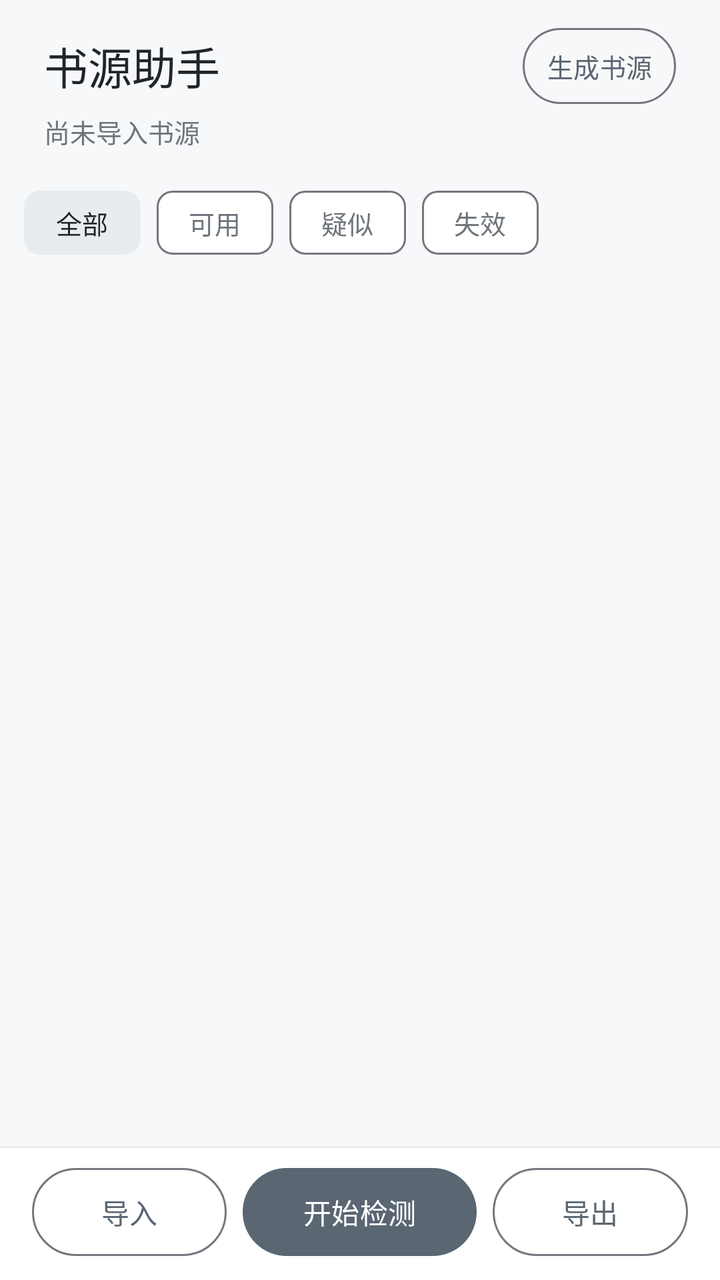
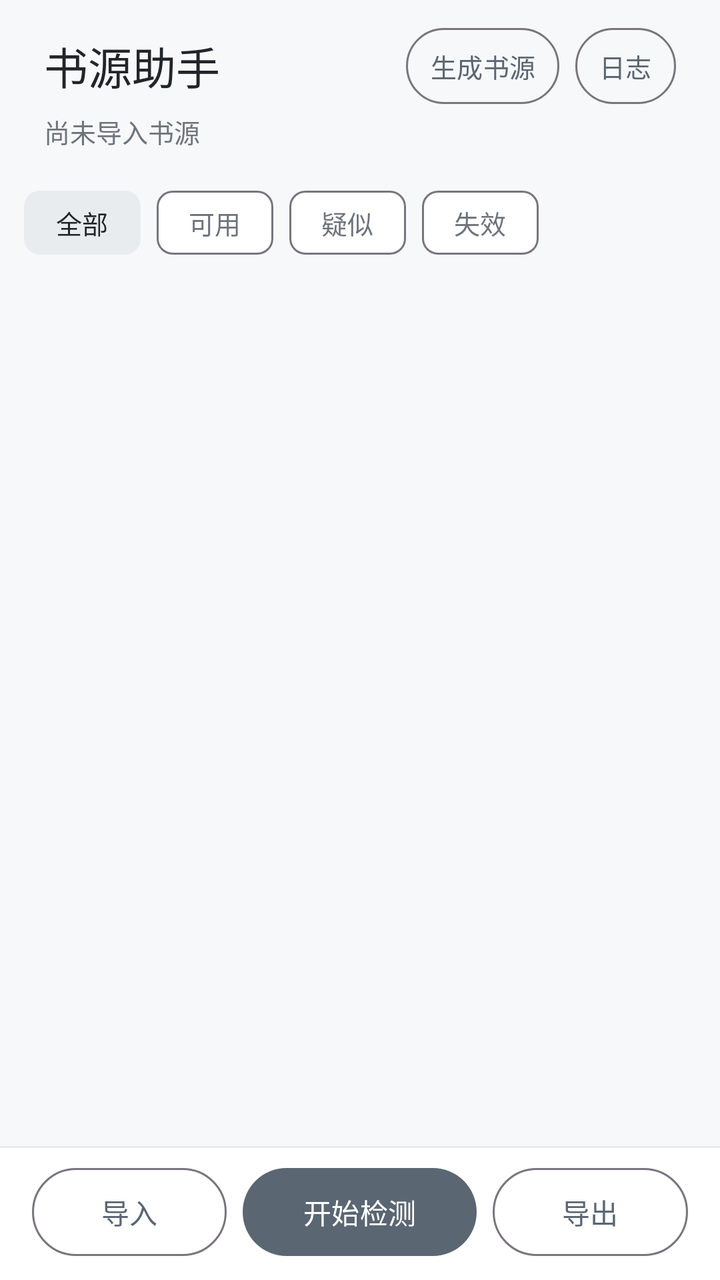

The first picture is an Android layout as it rendered before a commit; the second is the same layout after the commit. The layout source and the unified diff follow.
<!-- AndroidManifest.xml: application theme Theme.ShuyuanHelper -->
<!-- res/layout/activity_main.xml -->
<?xml version="1.0" encoding="utf-8"?>
<LinearLayout xmlns:android="http://schemas.android.com/apk/res/android"
    xmlns:app="http://schemas.android.com/apk/res-auto"
    android:layout_width="match_parent"
    android:layout_height="match_parent"
    android:background="@color/bg_window"
    android:fitsSystemWindows="true"
    android:orientation="vertical">

    <LinearLayout
        android:layout_width="match_parent"
        android:layout_height="wrap_content"
        android:orientation="vertical"
        android:paddingStart="22dp"
        android:paddingTop="14dp"
        android:paddingEnd="22dp"
        android:paddingBottom="2dp">

        <LinearLayout
            android:layout_width="match_parent"
            android:layout_height="wrap_content"
            android:gravity="center_vertical"
            android:orientation="horizontal">

            <TextView
                android:id="@+id/tvTitle"
                android:layout_width="0dp"
                android:layout_height="wrap_content"
                android:layout_weight="1"
                android:text="@string/app_name"
                android:textColor="@color/text_primary"
                android:textSize="22sp" />

            <com.google.android.material.button.MaterialButton
                android:id="@+id/btnOpenGenerator"
                style="@style/Widget.Material3.Button.OutlinedButton"
                android:layout_width="wrap_content"
                android:layout_height="38dp"
                android:insetTop="0dp"
                android:insetBottom="0dp"
                android:minWidth="0dp"
                android:paddingStart="12dp"
                android:paddingEnd="12dp"
                android:text="@string/open_generator"
                android:textSize="13sp" />
        </LinearLayout>

        <TextView
            android:id="@+id/tvSummary"
            android:layout_width="match_parent"
            android:layout_height="wrap_content"
            android:layout_marginTop="4dp"
            android:text="尚未导入书源"
            android:textColor="@color/text_secondary"
            android:textSize="13sp" />
    </LinearLayout>

    <TextView
        android:id="@+id/tvStats"
        android:layout_width="match_parent"
        android:layout_height="wrap_content"
        android:paddingStart="22dp"
        android:paddingTop="6dp"
        android:paddingEnd="22dp"
        android:textColor="@color/text_secondary"
        android:textSize="13sp"
        android:visibility="gone" />

    <ProgressBar
        android:id="@+id/progressBar"
        style="@android:style/Widget.ProgressBar.Horizontal"
        android:layout_width="match_parent"
        android:layout_height="3dp"
        android:layout_marginStart="22dp"
        android:layout_marginTop="8dp"
        android:layout_marginEnd="22dp"
        android:max="100"
        android:progress="0"
        android:progressTint="@color/brand_primary"
        android:visibility="gone" />

    <com.google.android.material.chip.ChipGroup
        android:id="@+id/chipFilter"
        android:layout_width="wrap_content"
        android:layout_height="wrap_content"
        android:layout_marginStart="12dp"
        android:layout_marginTop="10dp"
        android:layout_marginEnd="12dp"
        android:paddingBottom="2dp"
        app:checkedChip="@id/btnFilterAll"
        app:selectionRequired="true"
        app:singleLine="true"
        app:singleSelection="true">

        <com.google.android.material.chip.Chip
            android:id="@+id/btnFilterAll"
            style="@style/Widget.Material3.Chip.Filter"
            android:layout_width="wrap_content"
            android:layout_height="wrap_content"
            android:text="@string/filter_all"
            android:textSize="13sp"
            app:checkedIconVisible="false"
            app:chipMinHeight="32dp" />

        <com.google.android.material.chip.Chip
            android:id="@+id/btnFilterOk"
            style="@style/Widget.Material3.Chip.Filter"
            android:layout_width="wrap_content"
            android:layout_height="wrap_content"
            android:text="@string/filter_ok"
            android:textSize="13sp"
            app:checkedIconVisible="false"
            app:chipMinHeight="32dp" />

        <com.google.android.material.chip.Chip
            android:id="@+id/btnFilterUncertain"
            style="@style/Widget.Material3.Chip.Filter"
            android:layout_width="wrap_content"
            android:layout_height="wrap_content"
            android:text="@string/filter_uncertain"
            android:textSize="13sp"
            app:checkedIconVisible="false"
            app:chipMinHeight="32dp" />

        <com.google.android.material.chip.Chip
            android:id="@+id/btnFilterDead"
            style="@style/Widget.Material3.Chip.Filter"
            android:layout_width="wrap_content"
            android:layout_height="wrap_content"
            android:text="@string/filter_dead"
            android:textSize="13sp"
            app:checkedIconVisible="false"
            app:chipMinHeight="32dp" />
    </com.google.android.material.chip.ChipGroup>

    <androidx.recyclerview.widget.RecyclerView
        android:id="@+id/rvSources"
        android:layout_width="match_parent"
        android:layout_height="0dp"
        android:layout_weight="1"
        android:clipToPadding="false"
        android:paddingTop="4dp"
        android:paddingBottom="10dp"
        android:scrollbars="none" />

    <View
        android:layout_width="match_parent"
        android:layout_height="1dp"
        android:background="@color/divider" />

    <LinearLayout
        android:layout_width="match_parent"
        android:layout_height="wrap_content"
        android:background="@color/surface"
        android:orientation="horizontal"
        android:paddingStart="16dp"
        android:paddingTop="10dp"
        android:paddingEnd="16dp"
        android:paddingBottom="12dp">

        <com.google.android.material.button.MaterialButton
            android:id="@+id/btnImport"
            style="@style/Widget.Material3.Button.OutlinedButton"
            android:layout_width="0dp"
            android:layout_height="44dp"
            android:layout_marginEnd="8dp"
            android:layout_weight="1"
            android:insetTop="0dp"
            android:insetBottom="0dp"
            android:text="@string/action_import" />

        <com.google.android.material.button.MaterialButton
            android:id="@+id/btnStart"
            style="@style/Widget.Material3.Button"
            android:layout_width="0dp"
            android:layout_height="44dp"
            android:layout_marginEnd="8dp"
            android:layout_weight="1.2"
            android:insetTop="0dp"
            android:insetBottom="0dp"
            android:text="@string/start_check" />

        <com.google.android.material.button.MaterialButton
            android:id="@+id/btnExport"
            style="@style/Widget.Material3.Button.OutlinedButton"
            android:layout_width="0dp"
            android:layout_height="44dp"
            android:layout_weight="1"
            android:insetTop="0dp"
            android:insetBottom="0dp"
            android:text="@string/export" />
    </LinearLayout>
</LinearLayout>
<!-- resources referenced by this layout -->
<resources>
  <color name="bg_window">#F7F8F9</color>
  <color name="brand_primary">#5A6672</color>
  <color name="divider">#E9EBED</color>
  <color name="surface">#FFFFFF</color>
  <color name="text_primary">#212529</color>
  <color name="text_secondary">#6E747B</color>
  <string name="action_import">导入</string>
  <string name="app_name">书源助手</string>
  <string name="export">导出</string>
  <string name="filter_all">全部</string>
  <string name="filter_dead">失效</string>
  <string name="filter_ok">可用</string>
  <string name="filter_uncertain">疑似</string>
  <string name="open_generator">生成书源</string>
  <string name="start_check">开始检测</string>
  <style name="Theme.ShuyuanHelper" parent="Theme.Material3.Light.NoActionBar">
          <item name="colorPrimary">@color/brand_primary</item>
          <item name="colorPrimaryDark">@color/brand_dark</item>
          <item name="colorPrimaryVariant">@color/brand_dark</item>
          <item name="colorOnPrimary">#FFFFFF</item>
          <item name="colorSecondary">@color/brand_primary</item>
          <item name="colorPrimaryContainer">@color/brand_light</item>
          <item name="colorOnPrimaryContainer">@color/text_primary</item>
          <item name="colorSecondaryContainer">@color/brand_light</item>
          <item name="colorOnSecondaryContainer">@color/text_primary</item>
          <item name="colorSurface">@color/surface</item>
          <item name="colorOnSurface">@color/text_primary</item>
          <item name="colorOnSurfaceVariant">@color/text_secondary</item>
          <item name="android:windowBackground">@color/bg_window</item>
          <item name="android:statusBarColor">@color/bg_window</item>
          <item name="android:windowLightStatusBar">true</item>
          <item name="android:fontFamily">sans-serif</item>
      </style>
  <color name="brand_dark">#414B54</color>
  <color name="brand_light">#E9ECEF</color>
</resources>

<!-- the commit's change to res/layout/activity_main.xml (unified diff, before → after) -->
@@ -43,6 +43,20 @@
                 android:paddingEnd="12dp"
                 android:text="@string/open_generator"
                 android:textSize="13sp" />
+
+            <com.google.android.material.button.MaterialButton
+                android:id="@+id/btnOpenLog"
+                style="@style/Widget.Material3.Button.OutlinedButton"
+                android:layout_width="wrap_content"
+                android:layout_height="38dp"
+                android:layout_marginStart="8dp"
+                android:insetTop="0dp"
+                android:insetBottom="0dp"
+                android:minWidth="0dp"
+                android:paddingStart="12dp"
+                android:paddingEnd="12dp"
+                android:text="@string/open_log"
+                android:textSize="13sp" />
         </LinearLayout>
 
         <TextView
<!-- resource entries referenced after the edit -->
@@ -14,6 +14,7 @@
   <string name="filter_ok">可用</string>
   <string name="filter_uncertain">疑似</string>
   <string name="open_generator">生成书源</string>
+  <string name="open_log">日志</string>
   <string name="start_check">开始检测</string>
   <style name="Theme.ShuyuanHelper" parent="Theme.Material3.Light.NoActionBar">
           <item name="colorPrimary">@color/brand_primary</item>
